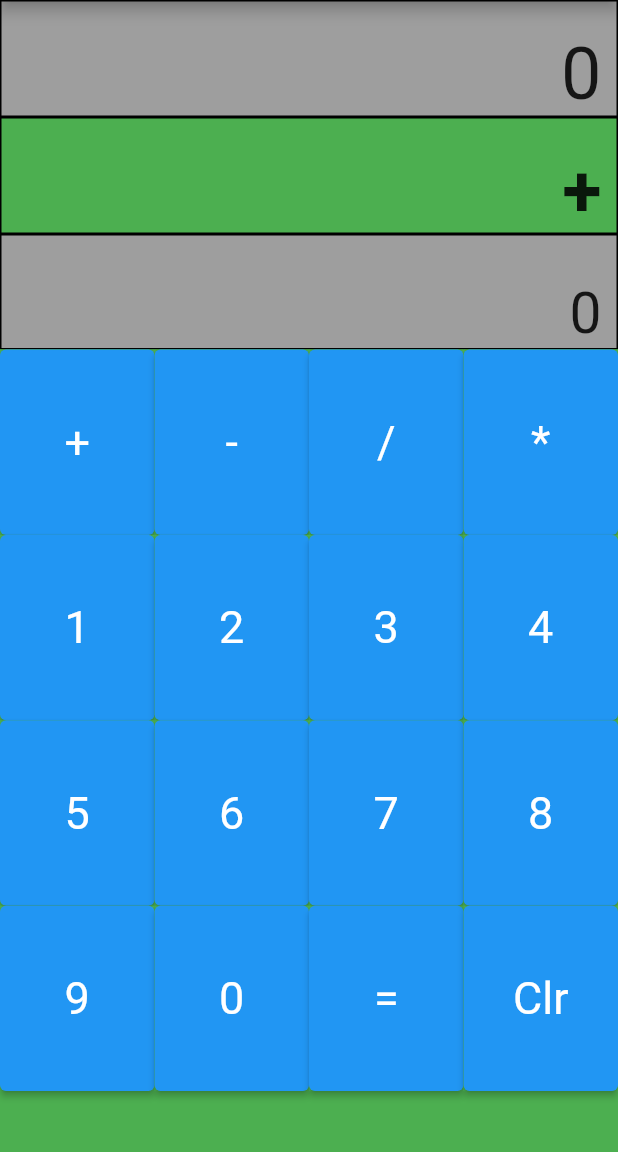
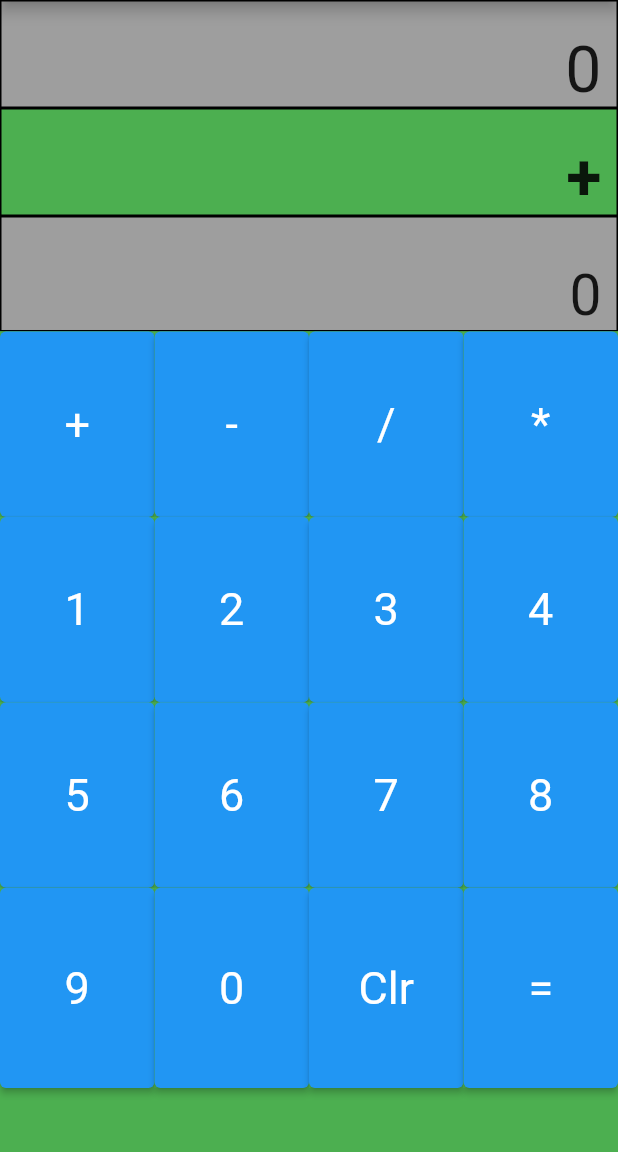
Before and after one commit to MujtabaNasir/Flutter_Calculator, a Flutter app: the screen it shows after launch, after a tap on an icon or button, on a phone screen of 412 x 824 dp, the part 84-1236 px from its top. Run offline on Flutter 3.47's test engine with Material 2 defaults, Android fonts, the light colour scheme and no system bars; our stand-ins replace math_expressions.

Commit message:
flutter calculator

```diff
--- a/lib/main.dart
+++ b/lib/main.dart
@@ -15,7 +15,8 @@ class Calculator extends StatelessWidget {
       debugShowCheckedModeBanner: false,
       title: 'Calculator App',
       color: Colors.green,
-      home: SimpleCalculator(),
+      home: SimpleCalculator(
+      ),
     );
   }
 }
@@ -38,7 +39,7 @@ class _SimpleCalculatorState extends State<SimpleCalculator> {
 
   String firstOperand = "0";
   String secondOperand = "0";
-  String operator = "0";
+  String operator = "";
   bool flag = false;
   String expression = "";
   double equationFontSize = 38.0;
@@ -48,7 +49,7 @@ class _SimpleCalculatorState extends State<SimpleCalculator> {
     setState(() {
       if(!flag && (buttonText!='+' && buttonText!='-' &&
           buttonText != '*' && buttonText
-          != '÷' )) {
+          != '/' )) {
         col2 = Colors.green;
         if(firstOperand== '0'){
           firstOperand=buttonText;
@@ -58,7 +59,7 @@ class _SimpleCalculatorState extends State<SimpleCalculator> {
         }
       }
       if(buttonText == '*' || buttonText
-          == '÷' || buttonText == '+' || buttonText == '-') {
+          == '/' || buttonText == '+' || buttonText == '-') {
         setState(() {
           flag = true;
           operator = buttonText;
@@ -68,7 +69,7 @@ class _SimpleCalculatorState extends State<SimpleCalculator> {
       if(flag == true) {
         if((buttonText!='+' && buttonText!='-' &&
             buttonText != '*' && buttonText
-            != '÷' )) {
+            != '/' )) {
           col3 = Colors.green;
           if (secondOperand == '0') {
             secondOperand = buttonText;
@@ -113,7 +114,7 @@ class _SimpleCalculatorState extends State<SimpleCalculator> {
       }
 
       else{
-        equationFontSize = 48.0;
+        equationFontSize = 43.0;
         resultFontSize = 38.0;
         if(equation == "0"){
           equation = buttonText;
@@ -218,9 +219,9 @@ class _SimpleCalculatorState extends State<SimpleCalculator> {
 
                     TableRow(
                         children: [
-                          buildButton("9", 1.5, Colors.black),
-                          buildButton("0", 1.5, Colors.black),
-                          buildButton("=", 1.5, Colors.black),
+                          buildButton("9", 1.62, Colors.black),
+                          buildButton("0", 1.62, Colors.black),
+                          buildButton("Clr", 1.62, Colors.black),
                         ]
                     ),
                   ],
@@ -252,7 +253,7 @@ class _SimpleCalculatorState extends State<SimpleCalculator> {
 
                     TableRow(
                         children: [
-                          buildButton("Clr", 1.5, Colors.black),
+                          buildButton("=", 1.62, Colors.black),
                         ]
                     ),
                   ],
--- a/lib/resultPage.dart
+++ b/lib/resultPage.dart
@@ -50,7 +50,7 @@ class HomePage extends StatelessWidget {
           child: Divider(),
         ),
         Container(
-          margin: const EdgeInsets.only(bottom: 310),
+          margin: const EdgeInsets.only(bottom: 270),
           color: Colors.green,
           child: ElevatedButton(
             onPressed: () {
```
